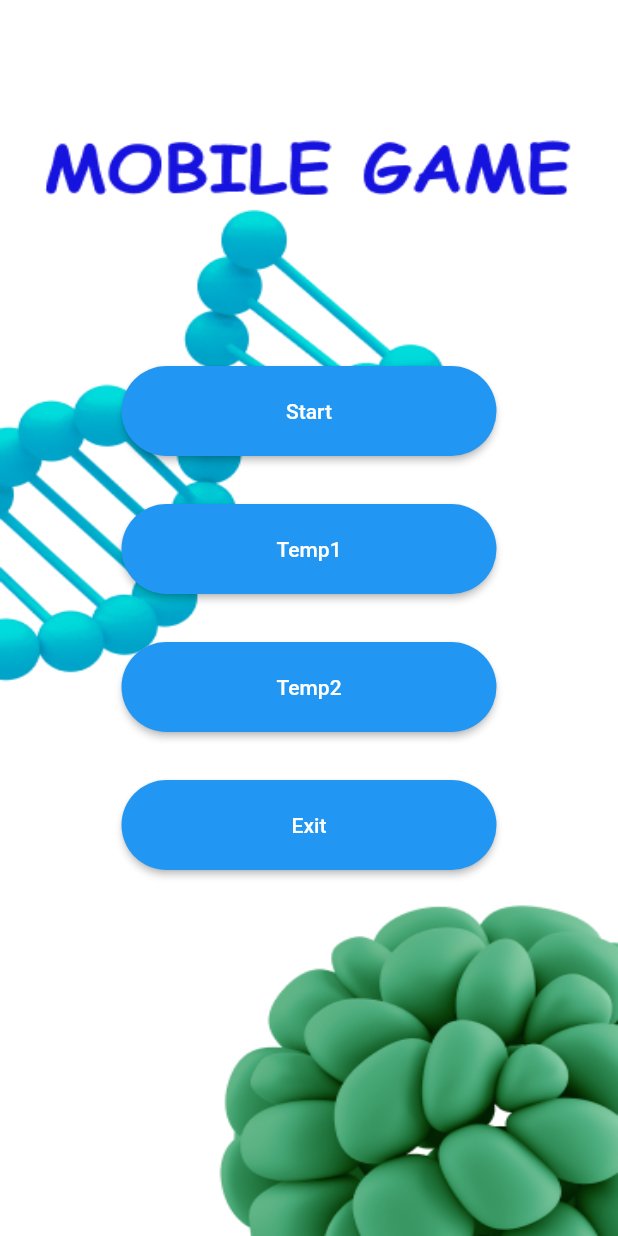
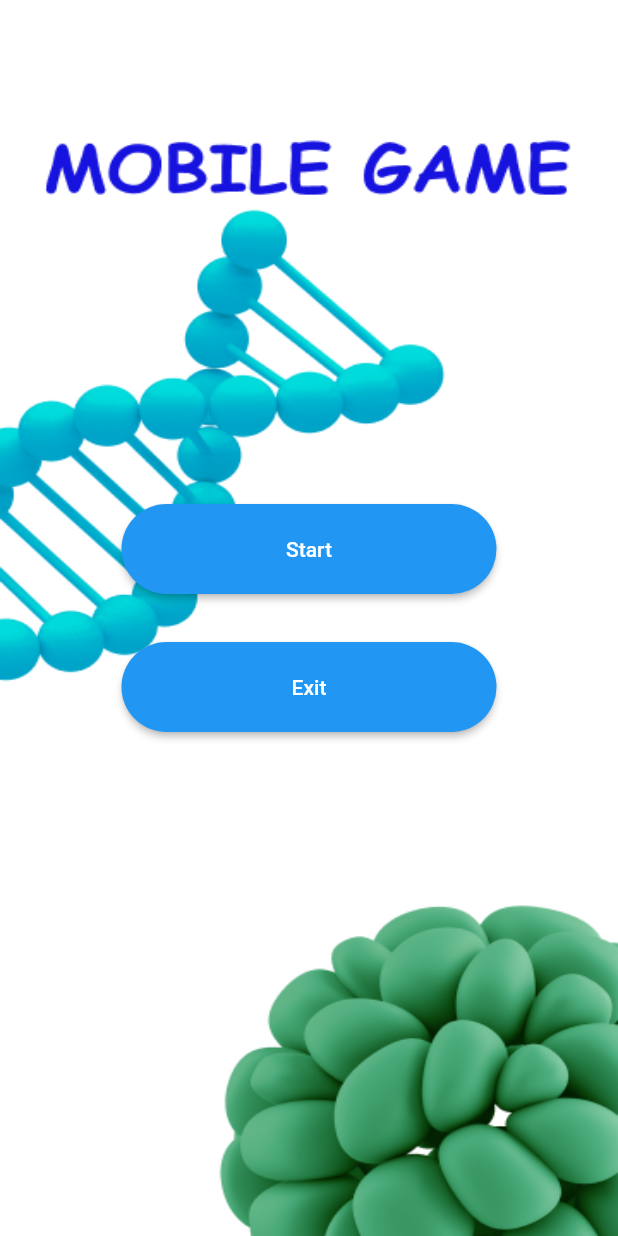
Before and after one commit to arpitguptagithub/IISER-Project-, a Flutter app: the screen it shows after launch, on a phone screen of 412 x 824 dp. Run offline on Flutter 3.47's test engine with Material 2 defaults, Android fonts, the light colour scheme and no system bars; missing offline and left inert: crossword.

Commit message:
Navigation corrected

```diff
--- a/Buttons/lib/main.dart
+++ b/Buttons/lib/main.dart
@@ -53,7 +53,7 @@ class FirstRoute extends StatelessWidget {
                     Navigator.push(
                       context,
                       MaterialPageRoute(
-                        builder: (context) => const SecondRoute(),
+                        builder: (context) => CrosswordApp(),
                       ),
                     );
                   },
@@ -66,44 +66,44 @@ class FirstRoute extends StatelessWidget {
                   // child: const Text("Exit"),
                 ),
               ),
-              Padding(
-                padding: const EdgeInsets.all(16.0),
-                child: ElevatedButton(
-                  child: Text('Temp1'),
-                  onPressed: () {
-                    Navigator.push(
-                      context,
-                      MaterialPageRoute(
-                        builder: (context) => GuessTheImageApp(),
-                      ),
-                    );
-                  },
-                  style: ElevatedButton.styleFrom(
-                      fixedSize: const Size(250, 60),
-                      shape: RoundedRectangleBorder(
-                        borderRadius: BorderRadius.circular(30),
-                      )),
-                ),
-              ),
-              Padding(
-                padding: const EdgeInsets.all(16.0),
-                child: ElevatedButton(
-                  child: Text('Temp2'),
-                  onPressed: () {
-                    Navigator.push(
-                      context,
-                      MaterialPageRoute(
-                        builder: (context) => const FourthRoute(),
-                      ),
-                    );
-                  },
-                  style: ElevatedButton.styleFrom(
-                      fixedSize: const Size(250, 60),
-                      shape: RoundedRectangleBorder(
-                        borderRadius: BorderRadius.circular(30),
-                      )),
-                ),
-              ),
+              // Padding(
+              //   padding: const EdgeInsets.all(16.0),
+              //   child: ElevatedButton(
+              //     child: Text('Temp1'),
+              //     onPressed: () {
+              //       Navigator.push(
+              //         context,
+              //         MaterialPageRoute(
+              //           builder: (context) => CrosswordApp(),
+              //         ),
+              //       );
+              //     },
+              //     style: ElevatedButton.styleFrom(
+              //         fixedSize: const Size(250, 60),
+              //         shape: RoundedRectangleBorder(
+              //           borderRadius: BorderRadius.circular(30),
+              //         )),
+              //   ),
+              // ),
+              // Padding(
+              //   padding: const EdgeInsets.all(16.0),
+              //   child: ElevatedButton(
+              //     child: Text('Temp2'),
+              //     onPressed: () {
+              //       Navigator.push(
+              //         context,
+              //         MaterialPageRoute(
+              //           builder: (context) => const FourthRoute(),
+              //         ),
+              //       );
+              //     },
+              //     style: ElevatedButton.styleFrom(
+              //         fixedSize: const Size(250, 60),
+              //         shape: RoundedRectangleBorder(
+              //           borderRadius: BorderRadius.circular(30),
+              //         )),
+              //   ),
+              // ),
               Padding(
                 padding: const EdgeInsets.all(16.0),
                 child: ElevatedButton(
--- a/Buttons/lib/screens/level3.dart
+++ b/Buttons/lib/screens/level3.dart
@@ -1,5 +1,6 @@
 import 'dart:async';
 
+import 'package:buttons/main.dart';
 import 'package:buttons/screens/level4.dart';
 import 'package:buttons/screens/level5.dart';
 import 'package:flutter/material.dart';
@@ -92,7 +93,7 @@ class _MatchingPageState extends State<MatchingPage> {
             Navigator.push(
             context,
             MaterialPageRoute(
-              builder: (context) => GuessTheImageApp(),
+              builder: (context) => DNAPairingApp(),
             ),
           );})
         ),
@@ -191,7 +192,7 @@ class _MatchingPageState extends State<MatchingPage> {
                   Navigator.push(
                       context,
                       MaterialPageRoute(
-                        builder: (context) => DNAPairingApp(),
+                        builder: (context) => FirstRoute(),
                       ),
                     );
                 },
--- a/Buttons/lib/screens/level4.dart
+++ b/Buttons/lib/screens/level4.dart
@@ -2,6 +2,7 @@ import 'dart:async';
 
 import 'package:buttons/screens/level1.dart';
 import 'package:buttons/screens/level3.dart';
+import 'package:buttons/screens/level5.dart';
 import 'package:crossword/crossword.dart';
 import 'package:flutter/material.dart';
 
@@ -148,7 +149,7 @@ class _DNAPairingPageState extends State<DNAPairingPage> {
             Navigator.push(
             context,
             MaterialPageRoute(
-              builder: (context) => MatchingApp(),
+              builder: (context) => GuessTheImageApp(),
             ),
           );
             })
@@ -224,7 +225,7 @@ class _DNAPairingPageState extends State<DNAPairingPage> {
                   Navigator.push(
                       context,
                       MaterialPageRoute(
-                        builder: (context) => CrosswordApp(),
+                        builder: (context) => MatchingApp(),
                       ),
                     );
                 },
--- a/Buttons/lib/screens/level5.dart
+++ b/Buttons/lib/screens/level5.dart
@@ -1,5 +1,7 @@
 import 'package:buttons/main.dart';
+import 'package:buttons/screens/level1.dart';
 import 'package:buttons/screens/level3.dart';
+import 'package:buttons/screens/level4.dart';
 import 'package:flutter/material.dart';
 import 'dart:async';
 import 'dart:math';
@@ -182,7 +184,7 @@ class _GuessTheImagePageState extends State<GuessTheImagePage> {
           Navigator.push(
             context,
             MaterialPageRoute(
-              builder: (context) => FirstRoute(),
+              builder: (context) => CrosswordApp(),
             ),
           );})
       ),
@@ -236,7 +238,7 @@ class _GuessTheImagePageState extends State<GuessTheImagePage> {
                   Navigator.push(
                       context,
                       MaterialPageRoute(
-                        builder: (context) => MatchingApp(),
+                        builder: (context) => DNAPairingApp(),
                       ),
                     );
                 },
```
Also changed, not shown: Buttons/lib/screens/level1.dart (+29 -1 lines).
